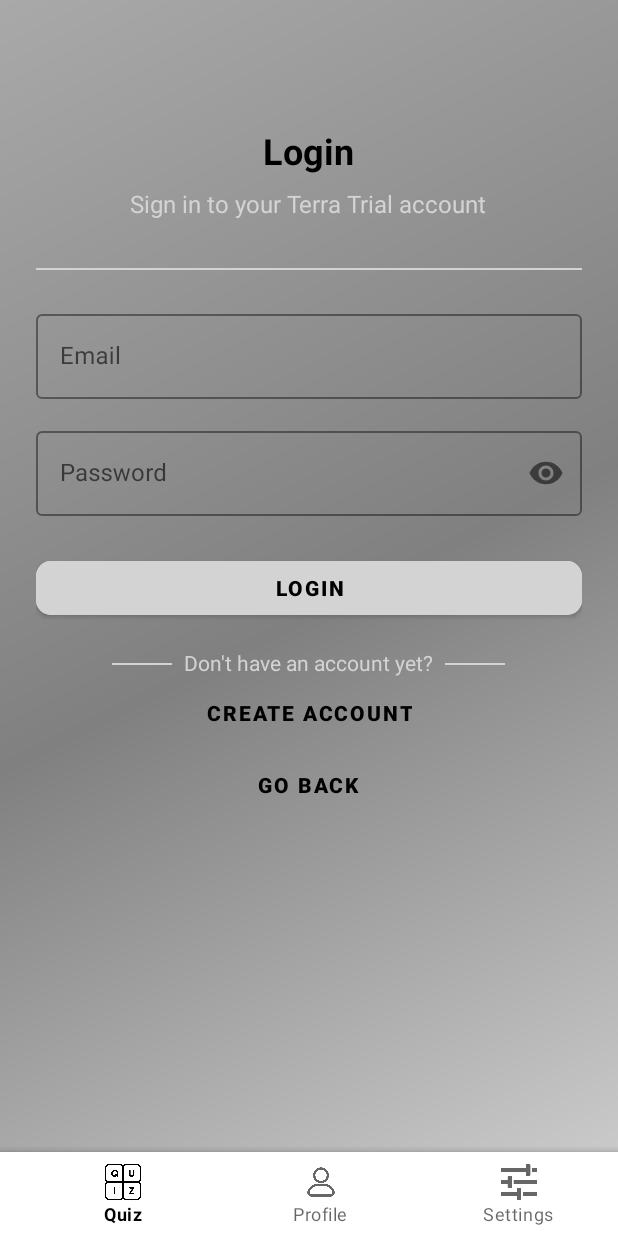
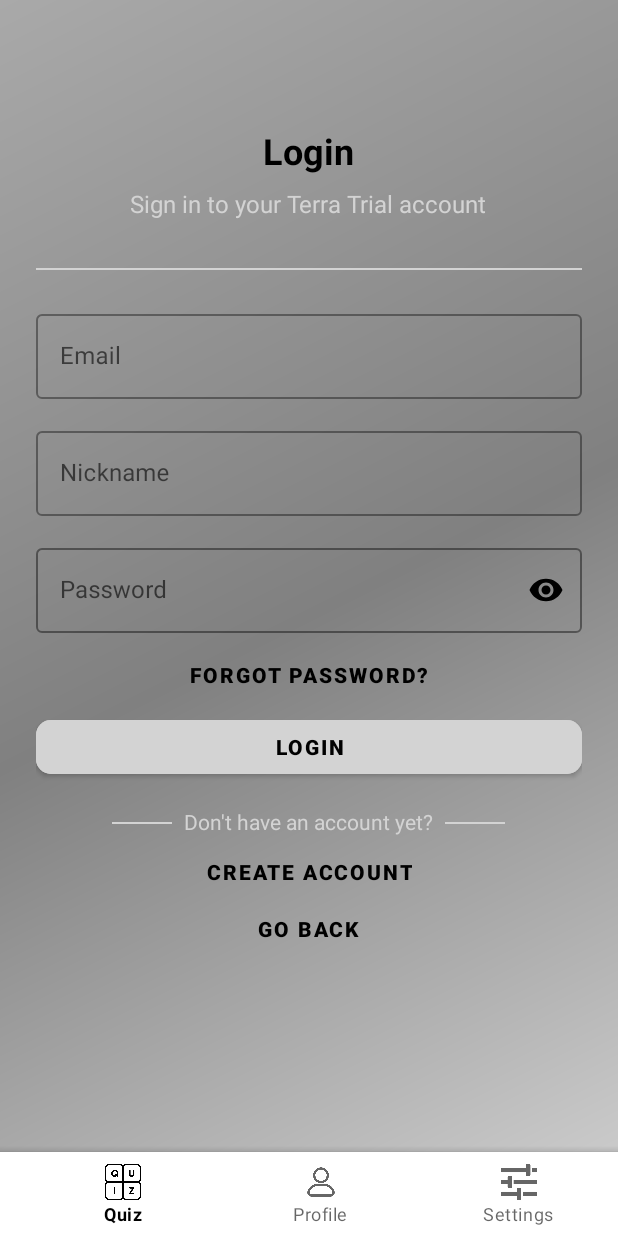
Before and after one commit to mhergayranyan/Quiz-Application, an Android app: the fragment LoginFragment placed in its activity, on a phone screen of 412 x 824 dp. Run offline under Robolectric (Android 15) with nearby library versions, the phone set to English and light mode, and no system bars; our stand-ins replace Firebase (no records; nobody signed in at launch, a user with empty details on screens opened directly).

Commit message:
Added forgot password? works with email

```diff
--- a/app/src/main/java/com/example/campusapp/ProfileFragment.java
+++ b/app/src/main/java/com/example/campusapp/ProfileFragment.java
@@ -1,5 +1,7 @@
 package com.example.campusapp;
 
+import android.content.Context;
+import android.content.SharedPreferences;
 import android.os.Bundle;
 
 import androidx.fragment.app.Fragment;
@@ -11,6 +13,7 @@ import android.view.LayoutInflater;
 import android.view.View;
 import android.view.ViewGroup;
 import android.widget.Button;
+import android.widget.TextView;
 import android.widget.Toast;
 
 import com.google.android.material.button.MaterialButton;
@@ -21,6 +24,7 @@ public class ProfileFragment extends Fragment {
     @Override
     public View onCreateView(LayoutInflater inflater, ViewGroup container, Bundle savedInstanceState) {
         View view = inflater.inflate(R.layout.fragment_profile, container, false);
+
 
         // Handle "Create Account" button click
         view.findViewById(R.id.btn_create_account).setOnClickListener(v -> {
@@ -47,7 +51,6 @@ public class ProfileFragment extends Fragment {
         });
 
         return view;
-
     }
 
     private void replaceFragment(Fragment fragment) {
--- a/app/src/main/res/layout/fragment_login.xml
+++ b/app/src/main/res/layout/fragment_login.xml
@@ -41,19 +41,34 @@
             android:layout_marginBottom="24dp"/>
 
         <!-- Email Field -->
+
         <com.google.android.material.textfield.TextInputLayout
             android:layout_width="match_parent"
             android:layout_height="wrap_content"
             android:layout_marginBottom="16dp"
-            style="@style/Widget.MaterialComponents.TextInputLayout.OutlinedBox"
-            app:boxStrokeColor="@color/black">
+            style="@style/Widget.MaterialComponents.TextInputLayout.OutlinedBox">
 
             <com.google.android.material.textfield.TextInputEditText
                 android:id="@+id/et_email"
                 android:layout_width="match_parent"
                 android:layout_height="wrap_content"
                 android:hint="Email"
+                android:textColor="@color/black"
                 android:inputType="textEmailAddress"/>
+        </com.google.android.material.textfield.TextInputLayout>
+
+        <!-- nickname Field -->
+        <com.google.android.material.textfield.TextInputLayout
+            android:layout_width="match_parent"
+            android:layout_height="wrap_content"
+            android:layout_marginBottom="16dp"
+            style="@style/Widget.MaterialComponents.TextInputLayout.OutlinedBox">
+
+            <com.google.android.material.textfield.TextInputEditText
+                android:id="@+id/et_nickname"
+                android:layout_width="match_parent"
+                android:layout_height="wrap_content"
+                android:hint="Nickname"/>
         </com.google.android.material.textfield.TextInputLayout>
 
         <!-- Password Field -->
@@ -63,17 +78,33 @@
             android:layout_marginBottom="24dp"
             style="@style/Widget.MaterialComponents.TextInputLayout.OutlinedBox"
             app:passwordToggleEnabled="true"
+            app:passwordToggleTint="@color/black"
             app:boxStrokeColor="@color/black">
+
+
 
             <com.google.android.material.textfield.TextInputEditText
                 android:id="@+id/et_password"
                 android:layout_width="match_parent"
                 android:layout_height="wrap_content"
                 android:hint="Password"
-                android:inputType="textPassword"/>
+                android:inputType="textPassword" />
         </com.google.android.material.textfield.TextInputLayout>
 
         <!-- Login Button -->
+
+        <Button
+            android:id="@+id/btn_forgot_password"
+            android:layout_width="match_parent"
+            android:layout_height="wrap_content"
+            android:text="Forgot Password?"
+            android:textColor="@color/black"
+            android:background="?attr/selectableItemBackgroundBorderless"
+            android:layout_gravity="start|center|end"
+            android:textStyle="bold"
+            android:layout_marginBottom="0dp"
+            android:layout_marginTop="-20dp"/>
+
         <Button
             android:id="@+id/btn_login"
             android:layout_width="match_parent"
@@ -129,7 +160,7 @@
             android:layout_height="wrap_content"
             android:text="Go Back"
             android:textStyle="bold"
-            android:layout_marginTop="0dp"
+            android:layout_marginTop="-10dp"
             android:textColor="@color/black"
             android:background="?attr/selectableItemBackgroundBorderless"/>
     </LinearLayout>
```
Also changed, not shown: app/src/main/java/com/example/campusapp/LoginFragment.java (+47 -0 lines), app/src/main/java/com/example/campusapp/ProfileViewFragment.java (added, +53 -0 lines), app/src/main/java/com/example/campusapp/RegisterFragment.java (+72 -32 lines), app/src/main/java/com/example/campusapp/User.java (added, +14 -0 lines), app/src/main/res/layout/fragment_profile_view.xml (added, +78 -0 lines), app/src/main/res/drawable/ic_visibility.png (added), app/src/main/res/drawable/ic_visibility_off.png (added).
